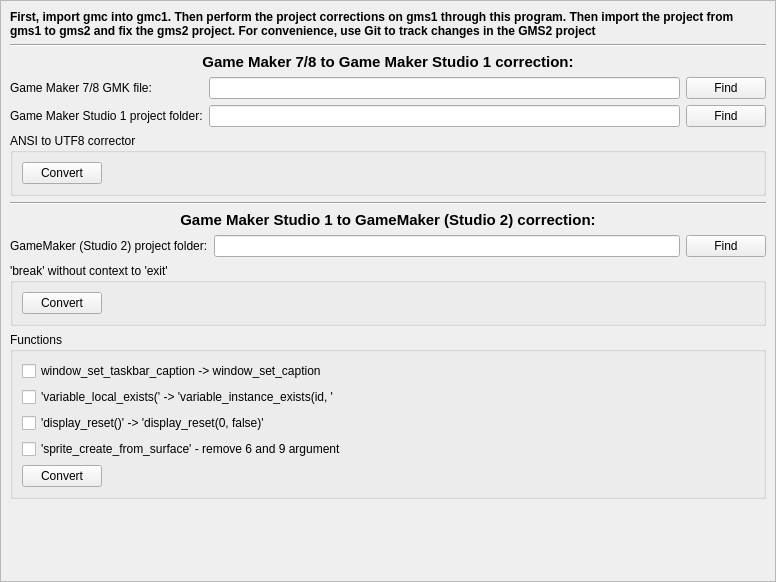
3dproger/GameMakerLegacyHelper, file src/mainwindow.ui: the form before one commit.
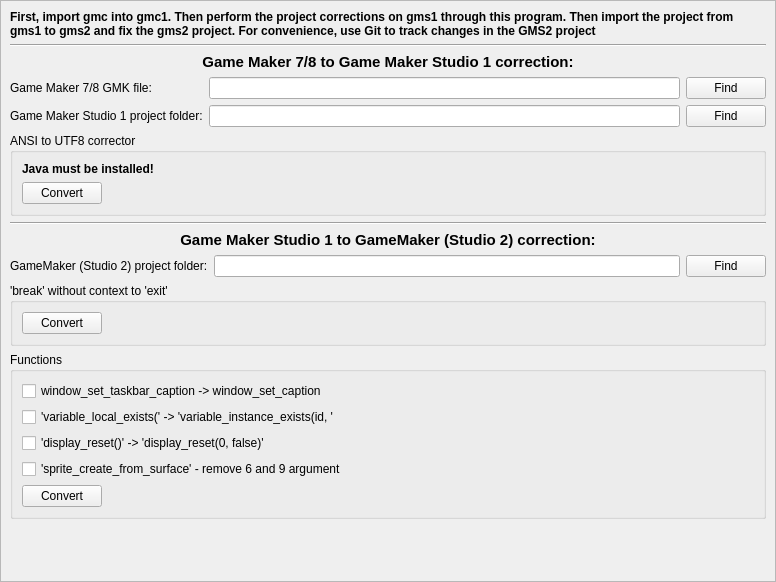
The form after the commit.

```diff
--- a/src/mainwindow.ui
+++ b/src/mainwindow.ui
@@ -35,7 +35,7 @@
          <x>0</x>
          <y>0</y>
          <width>757</width>
-         <height>722</height>
+         <height>749</height>
         </rect>
        </property>
        <layout class="QVBoxLayout" name="verticalLayout_2">
@@ -130,15 +130,15 @@
           <property name="title">
            <string>ANSI to UTF8 corrector</string>
           </property>
-          <layout class="QHBoxLayout" name="horizontalLayout_4">
-           <item>
+          <layout class="QGridLayout" name="gridLayout_3">
+           <item row="1" column="0">
             <widget class="QPushButton" name="pushButton">
              <property name="text">
               <string>Convert</string>
              </property>
             </widget>
            </item>
-           <item>
+           <item row="1" column="1">
             <spacer name="horizontalSpacer_3">
              <property name="orientation">
               <enum>Qt::Horizontal</enum>
@@ -151,6 +151,18 @@
              </property>
             </spacer>
            </item>
+           <item row="0" column="0" colspan="2">
+            <widget class="QLabel" name="label_7">
+             <property name="font">
+              <font>
+               <bold>true</bold>
+              </font>
+             </property>
+             <property name="text">
+              <string>Java must be installed!</string>
+             </property>
+            </widget>
+           </item>
           </layout>
          </widget>
         </item>
```
